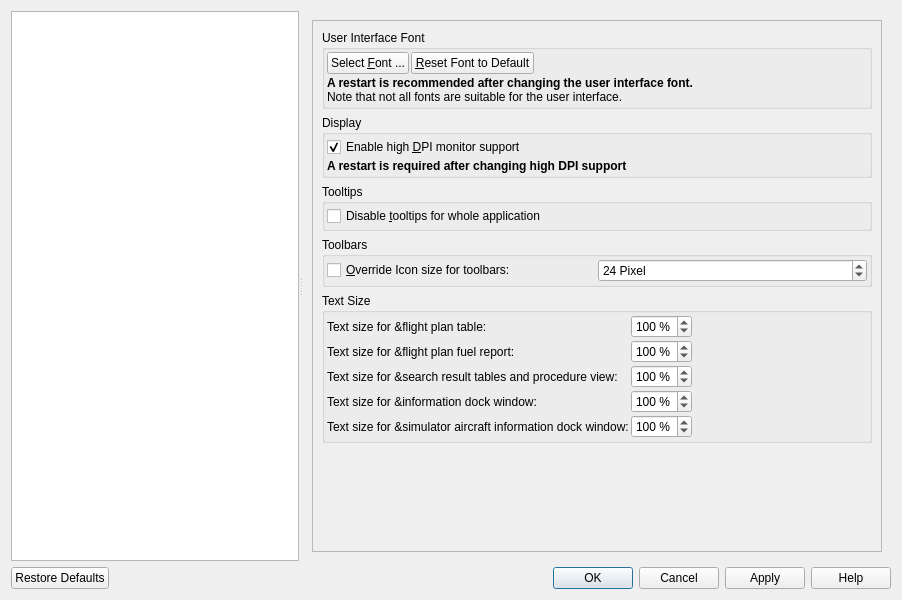
albar965/littlenavmap, file src/options/options.ui: the form before one commit.
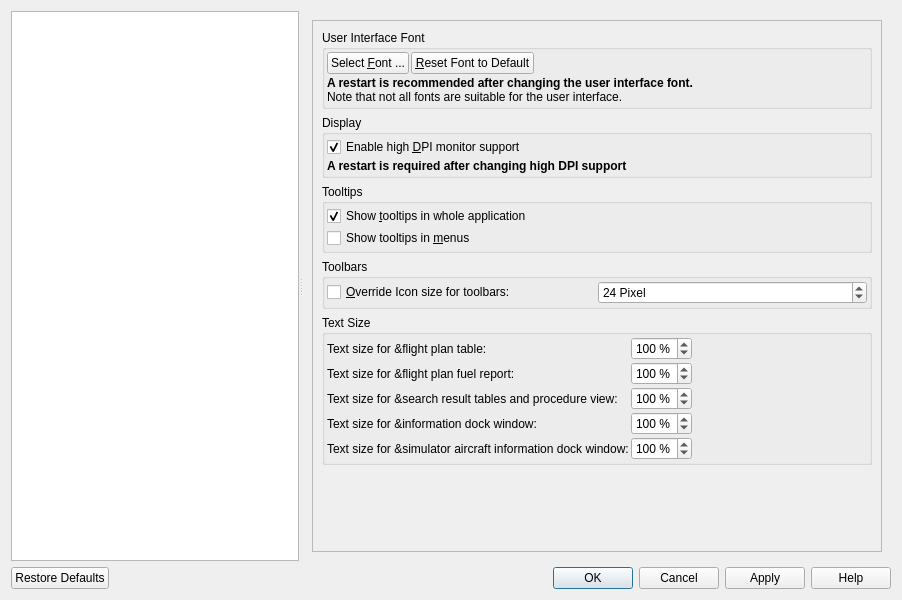
The form after the commit. The open tabs and pages were chosen to show the change.

Commit message: Added missing change for tooltip options.

The edit to the form file:
```diff
--- a/src/options/options.ui
+++ b/src/options/options.ui
@@ -808,7 +808,20 @@
 This does not affect the map window which can be changed separately on the options page &quot;Map&quot;. </string>
                  </property>
                  <property name="text">
-                  <string>Disable &amp;tooltips for whole application</string>
+                  <string>Show &amp;tooltips in whole application</string>
+                 </property>
+                 <property name="checked">
+                  <bool>true</bool>
+                 </property>
+                </widget>
+               </item>
+               <item>
+                <widget class="QCheckBox" name="checkBoxOptionsGuiTooltipsMenu">
+                 <property name="toolTip">
+                  <string>Enables tooltips in main menu and context menus.</string>
+                 </property>
+                 <property name="text">
+                  <string>Show tooltips in &amp;menus</string>
                  </property>
                  <property name="checked">
                   <bool>false</bool>
```
Left out of the diff: 6 changed lines with no effect on the pictures.
